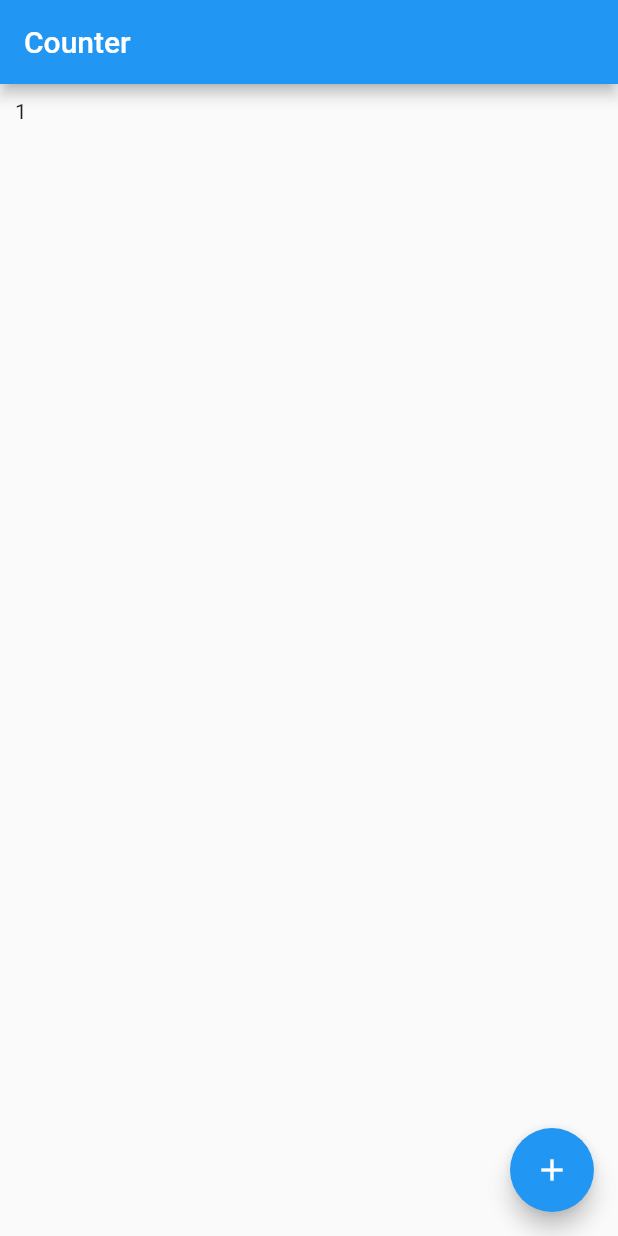
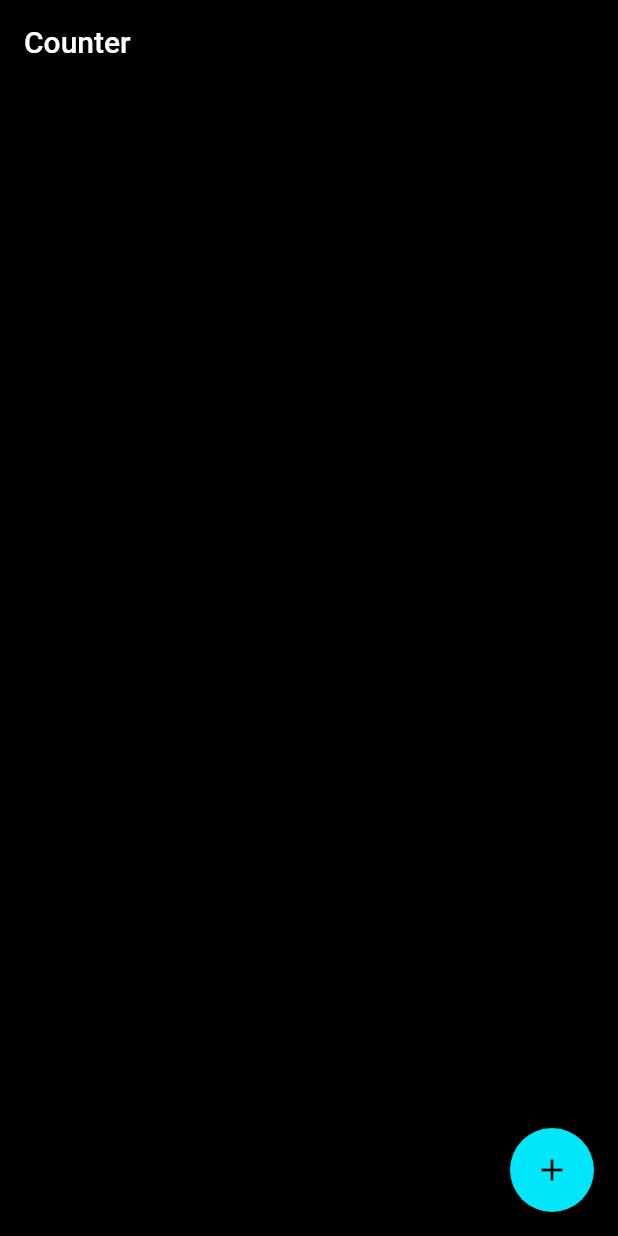
Before and after one commit to MaxweelFreitas/flutterando_class, a Flutter app: the screen it shows after launch, after a tap on the "add" icon, on a phone screen of 412 x 824 dp. Run offline on Flutter 3.47's test engine with Material 2 defaults, Android fonts, the light colour scheme and no system bars; our stand-ins replace flutter_modular, flutter_triple.

Commit message:
adicionando themas

```diff
--- a/lib/app/app_widget.dart
+++ b/lib/app/app_widget.dart
@@ -1,12 +1,13 @@
 import 'package:flutter/material.dart';
 import 'package:flutter_modular/flutter_modular.dart';
+import 'package:flutterando_class/app/core/themes/theme_app.dart';
 
 class AppWidget extends StatelessWidget {
   @override
   Widget build(BuildContext context) {
     return MaterialApp(
       title: 'Flutter Slidy',
-      theme: ThemeData(primarySwatch: Colors.blue),
+      theme: ThemeApp().theme(),
     ).modular();
   }
 }
--- /dev/null
+++ b/lib/app/core/themes/flutterando_theme.dart
@@ -0,0 +1,73 @@
+import 'package:flutter/material.dart';
+
+class FlutterandoTheme {
+  static const FONT_FAMILY = 'Milliard';
+  TextTheme call() {
+    return TextTheme(
+      //titulo
+      bodyText1: TextStyle(
+        fontFamily: FONT_FAMILY,
+        fontSize: 22,
+        fontWeight: FontWeight.w700,
+      ),
+      //autor
+      headline1: TextStyle(
+        fontFamily: FONT_FAMILY,
+        fontSize: 10,
+        fontWeight: FontWeight.w500,
+      ),
+      //action button card
+      headline2: TextStyle(
+        fontFamily: FONT_FAMILY,
+        fontSize: 8,
+        fontWeight: FontWeight.w500,
+        // color: AppColors.mainText,
+      ),
+      //section name
+      headline3: TextStyle(
+        fontFamily: FONT_FAMILY,
+        fontSize: 12,
+        fontWeight: FontWeight.w500,
+      ),
+      //title card
+      headline4: TextStyle(
+        fontFamily: FONT_FAMILY,
+        fontSize: 10,
+        fontWeight: FontWeight.w700,
+      ),
+      //subtitle card
+      headline5: TextStyle(
+        fontFamily: FONT_FAMILY,
+        fontSize: 10,
+        fontWeight: FontWeight.w500,
+      ),
+      //autor book
+      headline6: TextStyle(
+        fontFamily: FONT_FAMILY,
+        fontSize: 9,
+        fontWeight: FontWeight.w500,
+      ),
+      //AppBarName
+
+      // //body 2
+      // bodyText2: GoogleFonts.raleway(
+      //   color: Color(0xFF969696),
+      //   letterSpacing: -0.04,
+      //   fontSize: 12,
+      //   fontWeight: FontWeight.bold,
+      // ),
+      // subtitle1: ,
+      // //Footnote 1
+      // subtitle2: GoogleFonts.raleway(
+      //   color: Colors.white,
+      //   letterSpacing: 0,
+      //   fontSize: 16,
+      //   fontWeight: FontWeight.normal,
+      // ),
+      //Titulo
+      // caption: ,
+      //buttonLabel
+      // button: ,
+    );
+  }
+}
--- a/lib/app/core/themes/theme_app.dart
+++ b/lib/app/core/themes/theme_app.dart
@@ -1,24 +1,24 @@
 import 'package:flutter/material.dart';
 
 import '../constants/colors.dart';
-import 'aldo_theme.dart';
+import 'flutterando_theme.dart';
 
 class ThemeApp {
   ThemeData theme() {
     return ThemeData(
       canvasColor: Colors.transparent,
-      primaryColor: const Color(0xffFFFFFF),
-      accentColor: const Color(0xffE7343F),
+      primaryColor: AppColors.primary,
+      accentColor: AppColors.accent,
       backgroundColor: AppColors.primary,
       scaffoldBackgroundColor: AppColors.primary,
-      textTheme: AldoTheme().call(),
+      textTheme: FlutterandoTheme().call(),
       textSelectionTheme: TextSelectionThemeData(
         cursorColor: AppColors.accent,
         selectionColor: AppColors.accent.withOpacity(.1),
         selectionHandleColor: AppColors.accent,
       ),
       buttonTheme: ButtonThemeData(
-        disabledColor: AppColors.unselectedButton,
+        // disabledColor: AppColors.unselectedButton,
         buttonColor: AppColors.accent,
       ),
       iconTheme: IconThemeData(
@@ -29,7 +29,7 @@ class ThemeApp {
           color: AppColors.accent,
         ),
         unselectedIconTheme: IconThemeData(
-          color: AppColors.unselectedIcon,
+          // color: AppColors.unselectedIcon,
         ),
         type: BottomNavigationBarType.fixed,
       ),
--- a/lib/app/modules/home/home_page.dart
+++ b/lib/app/modules/home/home_page.dart
@@ -21,9 +21,19 @@ class _HomePageState extends ModularState<HomePage, HomeStore> {
       body: ScopedBuilder<HomeStore, Exception, int>(
         store: controller,
         onState: (_, counter) {
-          return Padding(
-            padding: EdgeInsets.all(10),
-            child: Text('$counter'),
+          return Column(
+            children: [
+              Padding(
+                padding: EdgeInsets.all(10),
+                child: Text('$counter'),
+              ),
+              // SvgPicture.asset(
+              //   AppImages.arrowLeftSvg,
+              //   height: 100,
+              //   width: 100,
+              //   color: Colors.redAccent,
+              // ),
+            ],
           );
         },
         onError: (context, error) => Center(
```
Also changed, not shown: lib/app/core/themes/aldo_theme.dart (deleted, +0 -68 lines), pubspec.yaml (+9 -13 lines).
